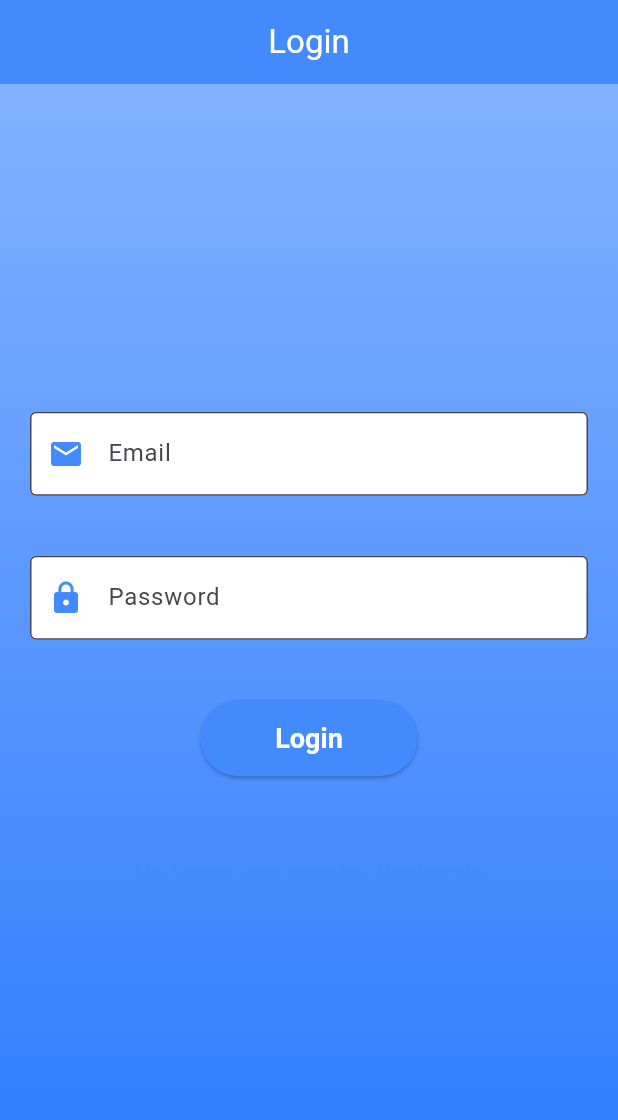
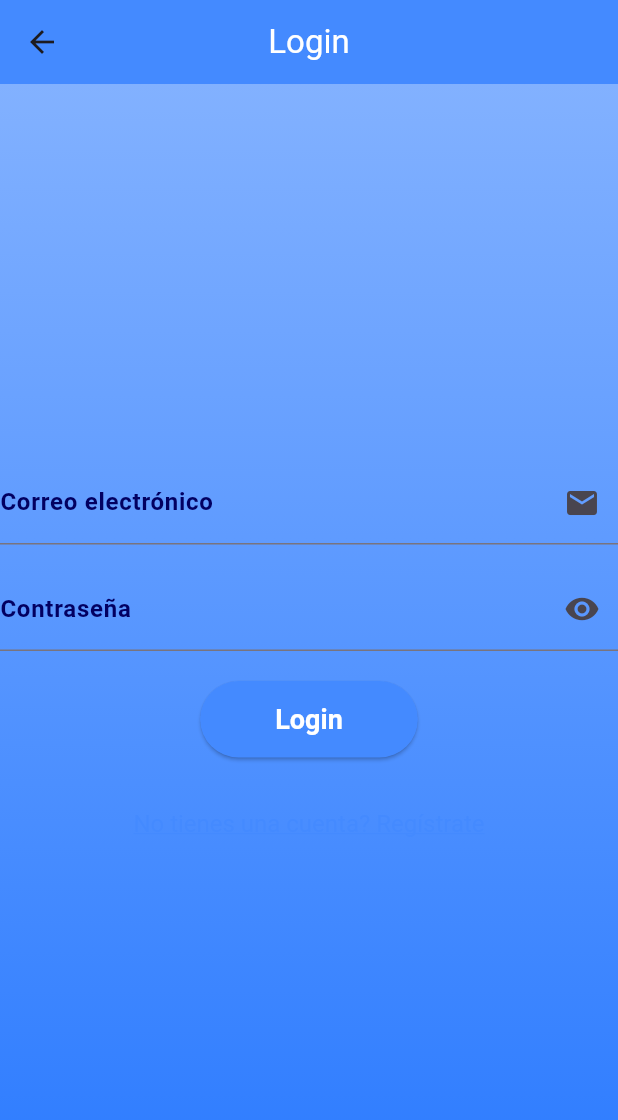
Before and after one commit to DanielGiron20/TradeUnitec, a Flutter app: the screen it shows after launch, after a tap on the "person" icon, on a phone screen of 412 x 824 dp. Shown: the top 1120 px of the screen. Run offline on Flutter 3.47's test engine with Material 3 defaults, Android fonts, the light colour scheme and no system bars; our stand-ins replace cloud_firestore, firebase_auth, firebase_core, get; accounts and stored records are empty; network calls fail.

Commit message:
Inicio de funcionalidad del login y el logon

```diff
--- a/lib/pantallas/login.dart
+++ b/lib/pantallas/login.dart
@@ -1,12 +1,37 @@
+import 'package:firebase_auth/firebase_auth.dart';
 import 'package:flutter/material.dart';
+import 'package:get/get.dart';
+import 'package:tradeunitec/pantallas/rutas.dart';
+import 'package:tradeunitec/widgets/custom_input.dart';
 
 class Login extends StatelessWidget {
-  const Login({super.key});
+  Login({super.key});
+
+  final TextEditingController emailController = TextEditingController();
+  final TextEditingController passwordController = TextEditingController();
+
+  Future<void> _login(BuildContext context) async {
+    try {
+      await FirebaseAuth.instance.signInWithEmailAndPassword(
+        email: emailController.text.trim(),
+        password: passwordController.text.trim(),
+      );
+      Get.snackbar("Éxito", "Inicio de sesión exitoso",
+          snackPosition: SnackPosition.BOTTOM,
+          backgroundColor: Colors.green,
+          colorText: Colors.white);
+      Navigator.pop(context);
+    } catch (e) {
+      Get.snackbar("Error", "Correo o contraseña incorrectos",
+          snackPosition: SnackPosition.BOTTOM,
+          backgroundColor: Colors.red,
+          colorText: Colors.white);
+    }
+  }
 
   @override
   Widget build(BuildContext context) {
-    return MaterialApp(
-      home: Scaffold(
+    return Scaffold(
       appBar: AppBar(
         title: const Text('Login', style: TextStyle(color: Colors.white)),
         backgroundColor: Colors.blueAccent,
@@ -25,60 +50,58 @@ class Login extends StatelessWidget {
             child: Column(
               mainAxisAlignment: MainAxisAlignment.center,
               children: [
-                  Container(
-                    margin: const EdgeInsets.all(20),
-                    child: const TextField(
-                      decoration: InputDecoration(
-                        border: OutlineInputBorder(),
-                        labelText: 'Email',
-                        prefixIcon: Icon(Icons.email, color: Colors.blueAccent),
-                        filled: true,
-                        fillColor: Colors.white,
+                CustomInputs(
+                  controller: emailController,
+                  validator: (valor) {
+                    if (valor == null || valor.isEmpty) {
+                      return 'El correo es obligatorio';
+                    }
+                    return null;
+                  },
+                  teclado: TextInputType.emailAddress,
+                  hint: 'Ingrese su correo electrónico',
+                  nombrelabel: 'Correo electrónico',
+                  icono: Icons.email,
+                  show: false,
                 ),
+                const SizedBox(height: 15),
+                PasswordInput(
+                  controller: passwordController,
+                  validator: (valor) {
+                    if (valor == null || valor.isEmpty) {
+                      return 'La contraseña es obligatoria';
+                    }
+                    return null;
+                  },
+                  nombrelabel: 'Contraseña',
+                  hint: 'Ingrese su contraseña',
                 ),
-                  ),
-                  Container(
-                    margin: const EdgeInsets.all(20),
-                    child: const TextField(
-                      obscureText: true,
-                      decoration: InputDecoration(
-                        border: OutlineInputBorder(),
-                        labelText: 'Password',
-                        prefixIcon: Icon(Icons.lock, color: Colors.blueAccent),
-                        filled: true,
-                        fillColor: Colors.white,
-                      ),
-                    ),
-                  ),
-                  Container(
-                    margin: const EdgeInsets.all(20),
-                    child: ElevatedButton(
+                const SizedBox(height: 20),
+                ElevatedButton(
                   style: ElevatedButton.styleFrom(
                     backgroundColor: Colors.blueAccent,
-                        padding: const EdgeInsets.symmetric(horizontal: 50, vertical: 15),
-                        textStyle: const TextStyle(fontSize: 18, fontWeight: FontWeight.bold),
+                    padding: const EdgeInsets.symmetric(
+                        horizontal: 50, vertical: 15),
+                    textStyle: const TextStyle(
+                        fontSize: 18, fontWeight: FontWeight.bold),
                   ),
-                      child: const Text('Login', style: TextStyle(color: Colors.white)),
+                  child: const Text('Login',
+                      style: TextStyle(color: Colors.white)),
+                  onPressed: () => _login(context),
+                ),
+                const SizedBox(height: 20),
+                TextButton(
+                  style: TextButton.styleFrom(
+                    foregroundColor: Colors.blueAccent,
+                    textStyle: const TextStyle(
+                        fontSize: 16, decoration: TextDecoration.underline),
+                  ),
+                  child: const Text('No tienes una cuenta? Regístrate'),
                   onPressed: () {
-                        // Lógica de inicio de sesión
+                    Navigator.pushNamed(context, MyRoutes.Logon.name);
                   },
                 ),
-                  ),
-                  Container(
-                    margin: const EdgeInsets.all(20),
-                    child: TextButton(
-                      style: TextButton.styleFrom(
-                        foregroundColor: Colors.blueAccent,
-                        textStyle: const TextStyle(fontSize: 16, decoration: TextDecoration.underline),
-                      ),
-                      child: const Text('No tienes una cuenta? Registrate'),
-                      onPressed: () {
-                        // Navegación a la pantalla de registro
-                      },
-                    ),
-                  ),
               ],
-              ),
             ),
           ),
         ),
--- a/lib/pantallas/rutas.dart
+++ b/lib/pantallas/rutas.dart
@@ -1,15 +1,17 @@
 import 'package:flutter/material.dart';
 import 'package:tradeunitec/pantallas/login.dart';
+import 'package:tradeunitec/pantallas/logon.dart';
 import 'package:tradeunitec/pantallas/pantalla_principal.dart';
 
 enum MyRoutes {
   // ignore: constant_identifier_names
   PantallaPrincipal,
   Login,
+  Logon
 }
 
 final Map<String, Widget Function(BuildContext)> routes = {
   MyRoutes.PantallaPrincipal.name: (context) => const PantallaPrincipal(),
-  MyRoutes.Login.name: (context) => const Login(),
-
+  MyRoutes.Login.name: (context) => Login(),
+  MyRoutes.Logon.name: (context) => Logon(),
 };
--- a/pubspec.yaml
+++ b/pubspec.yaml
@@ -37,6 +37,8 @@ dependencies:
   cupertino_icons: ^1.0.8
   firebase_core: ^3.11.0
   cloud_firestore: ^5.6.4
+  firebase_auth: ^5.5.0
+  get: ^4.6.6
 
 dev_dependencies:
   change_app_package_name: ^1.0.0
```
Also changed, not shown: lib/pantallas/logon.dart (+130 -42 lines), lib/widgets/loading_dialog.dart (added, +27 -0 lines), pubspec.lock, 1 other file. Lines whose indentation alone changed are shown as unchanged.
